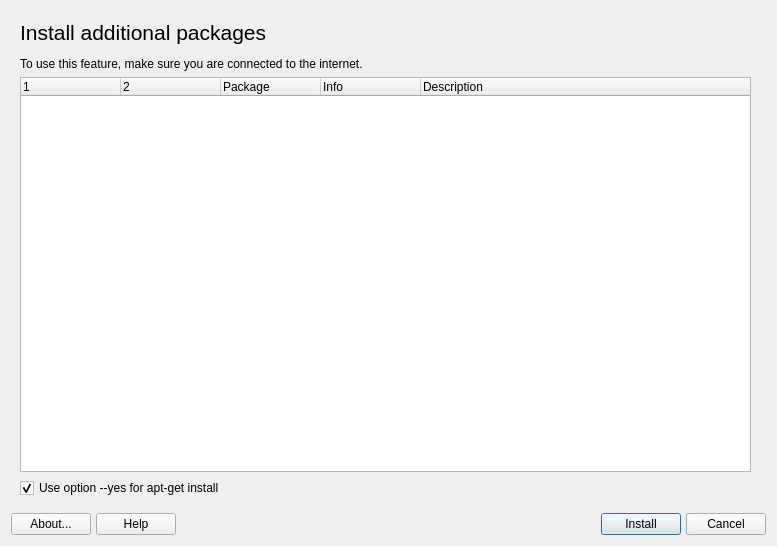
The window that mxpackageinstaller.ui (CachyOS/packageinstaller) describes before a commit, drawn with Qt 5.
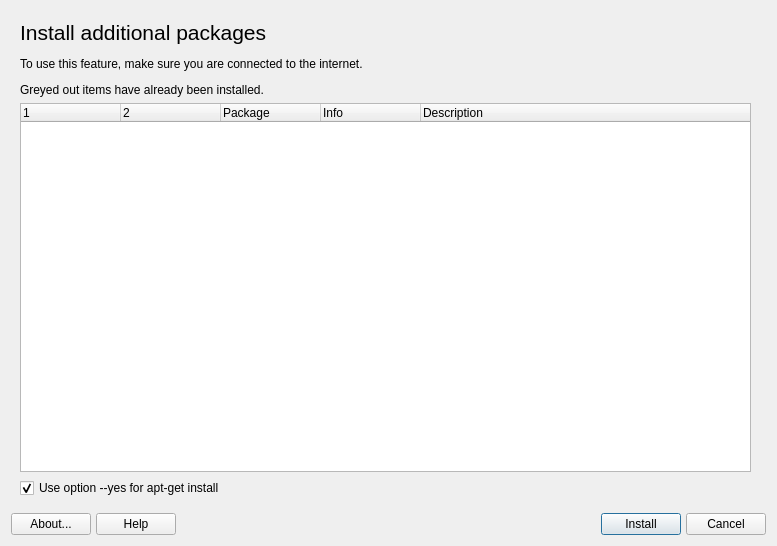
The same window after the commit. Icons and pictures are not drawn.

Commit message: grayed out installed packages

```diff
--- a/mxpackageinstaller.ui
+++ b/mxpackageinstaller.ui
@@ -77,7 +77,7 @@
        <item row="0" column="0" colspan="2">
         <widget class="QLabel" name="label">
          <property name="text">
-          <string>&lt;html&gt;&lt;head/&gt;&lt;body&gt;&lt;p&gt;&lt;span style=&quot; font-size:16pt;&quot;&gt;Install additional packages&lt;/span&gt;&lt;/p&gt;&lt;p&gt;To use this feature, make sure you are connected to the internet.&lt;/p&gt;&lt;/body&gt;&lt;/html&gt;</string>
+          <string>&lt;html&gt;&lt;head/&gt;&lt;body&gt;&lt;p&gt;&lt;span style=&quot; font-size:16pt;&quot;&gt;Install additional packages&lt;/span&gt;&lt;/p&gt;&lt;p&gt;To use this feature, make sure you are connected to the internet.&lt;/p&gt;&lt;p&gt;Greyed out items have already been installed.&lt;/p&gt;&lt;/body&gt;&lt;/html&gt;</string>
          </property>
         </widget>
        </item>
```
The commit also changes 3 other files.
